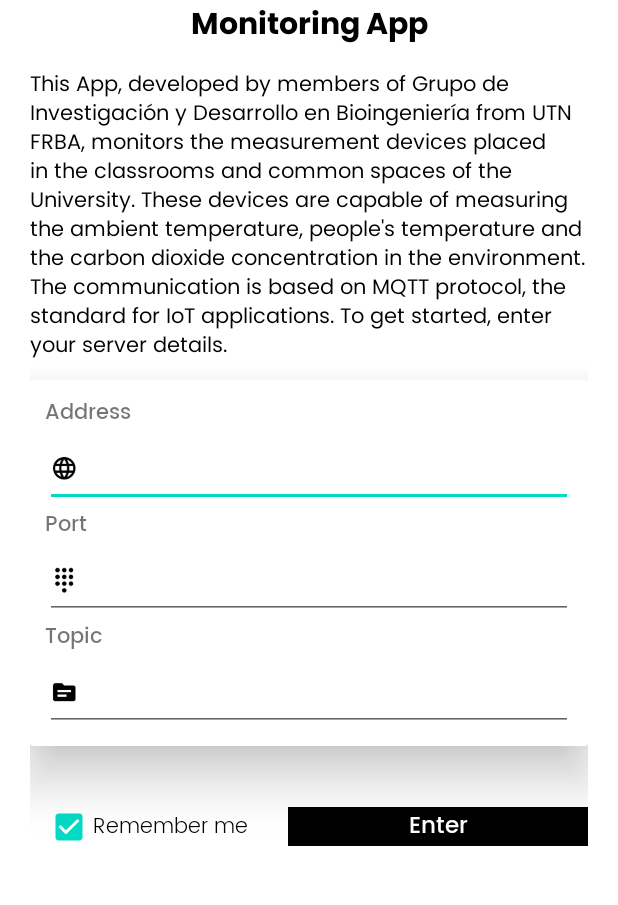
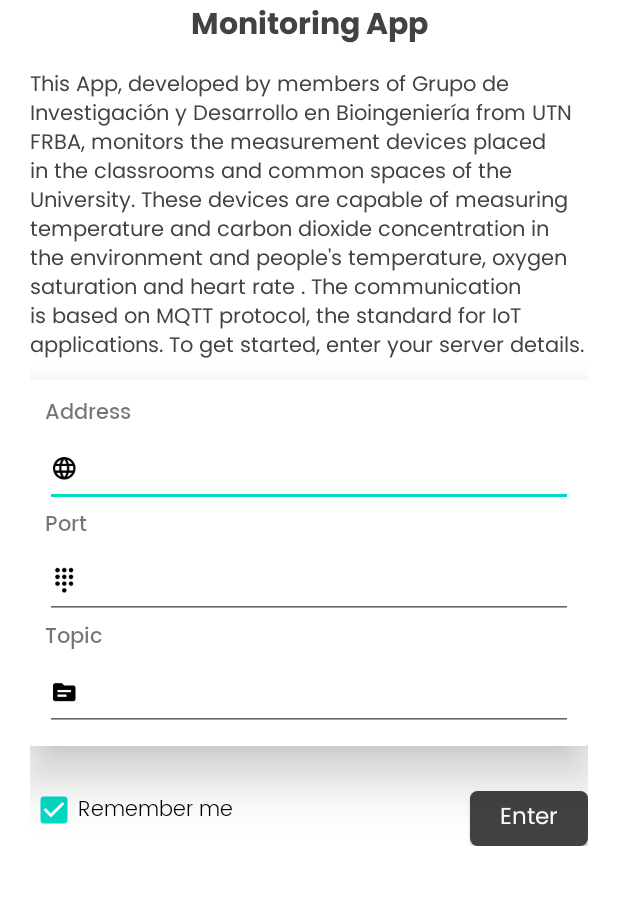
Before and after one commit to hernanrodrguez/mqtt-gibio, an Android app: the screen it shows after launch (MainActivity), on a phone screen of 412 x 824 dp, the part 300-1205 px from its top. Run offline under Robolectric (Android 15) with nearby library versions, the phone set to English and light mode, and no system bars.

Commit message:
Mas mejoras esteticas

```diff
--- a/app/src/main/res/layout/activity_init.xml
+++ b/app/src/main/res/layout/activity_init.xml
@@ -8,27 +8,32 @@
         android:layout_width="match_parent"
         android:layout_height="wrap_content"
         android:orientation="vertical">
+
         <LinearLayout
             android:orientation="horizontal"
             android:layout_width="match_parent"
             android:layout_height="200dp" >
+
             <ImageView
                 android:src="@drawable/gibio_logo"
                 android:layout_weight="3"
                 android:layout_width="0dp"
                 android:layout_height="150dp"
                 android:layout_gravity="center"/>
+
             <ImageView
                 android:src="@drawable/plus"
                 android:layout_weight="1"
                 android:layout_height="match_parent"
                 android:layout_width="0dp" />
+
             <ImageView
                 android:src="@drawable/mqtt_logo"
                 android:layout_weight="3"
                 android:layout_width="0dp"
                 android:layout_height="match_parent"
                 android:padding="10dp"/>
+
         </LinearLayout>
 
         <LinearLayout
@@ -43,7 +48,7 @@
                 android:fontFamily="@font/poppins_bold"
                 android:text="@string/lbl_init_title"
                 android:textAlignment="center"
-                android:textColor="@color/black"
+                android:textColor="@color/cardview_dark_background"
                 android:textSize="20sp" />
 
             <TextView
@@ -52,7 +57,7 @@
                 android:fontFamily="@font/poppins"
                 android:paddingVertical="10dp"
                 android:text="@string/lbl_init_desc"
-                android:textColor="@color/black" />
+                android:textColor="@color/cardview_dark_background" />
 
             <androidx.cardview.widget.CardView
                 android:layout_width="match_parent"
@@ -120,14 +125,13 @@
                 android:layout_width="match_parent"
                 android:layout_height="wrap_content"
                 android:layout_marginTop="30dp"
+                android:layout_marginBottom="30dp"
                 android:orientation="horizontal">
 
                 <CheckBox
                     android:id="@+id/cbRemember"
                     android:layout_width="wrap_content"
-                    android:layout_height="wrap_content"
-                    android:layout_marginStart="10dp"
-                    android:layout_marginEnd="5dp"
+                    android:layout_height="25dp"
                     android:checked="true"
                     android:text="@string/lbl_remember"
                     android:fontFamily="@font/poppins_light"/>
@@ -137,24 +141,32 @@
                     android:layout_height="0dp"
                     android:layout_weight="1" />
 
-                <RelativeLayout
-                    android:layout_width="200dp"
+                <androidx.cardview.widget.CardView
+                    android:layout_width="wrap_content"
                     android:layout_height="wrap_content"
-                    android:background="@color/black">
+                    android:layout_gravity="right"
+                    app:cardCornerRadius="5dp"
+                    android:layout_marginStart="10dp">
 
                     <TextView
                         android:id="@+id/btnEnter"
-                        android:layout_width="match_parent"
+                        android:layout_width="wrap_content"
                         android:layout_height="wrap_content"
-                        android:fontFamily="@font/poppins_medium"
+                        android:paddingHorizontal="20dp"
+                        android:paddingVertical="5dp"
+                        android:fontFamily="@font/poppins"
                         android:gravity="center"
                         android:text="@string/lbl_enter"
                         android:textColor="@color/white"
+                        android:background="@color/cardview_dark_background"
                         android:textSize="15sp" />
 
-                </RelativeLayout>
+                </androidx.cardview.widget.CardView>
 
             </LinearLayout>
+
         </LinearLayout>
+
     </LinearLayout>
+
 </ScrollView>
--- a/app/src/main/res/values/strings.xml
+++ b/app/src/main/res/values/strings.xml
@@ -4,7 +4,7 @@
     <string name="lbl_props">CO2 \nSPO2 \nHeart Rate \nBody Temperature \nRoom Temperature</string>
     <string name="lbl_home">Home</string>
     <string name="lbl_init_title">Monitoring App</string>
-    <string name="lbl_init_desc">This App, developed by members of Grupo de Investigación y Desarrollo en Bioingeniería from UTN FRBA, monitors the measurement devices placed in the classrooms and common spaces of the University. These devices are capable of measuring the ambient temperature, people\'s temperature and the carbon dioxide concentration in the environment. The communication is based on MQTT protocol, the standard for IoT applications. To get started, enter your server details.</string>
+    <string name="lbl_init_desc">This App, developed by members of Grupo de Investigación y Desarrollo en Bioingeniería from UTN FRBA, monitors the measurement devices placed in the classrooms and common spaces of the University. These devices are capable of measuring temperature and carbon dioxide concentration in the environment and people\'s temperature, oxygen saturation and heart rate . The communication is based on MQTT protocol, the standard for IoT applications. To get started, enter your server details.</string>
     <string name="lbl_sett_desc">These are your current server properties:</string>
     <string name="lbl_edit">Edit server</string>
     <string name="lbl_send_message">Send Message</string>
```
Also changed, not shown: app/src/main/res/layout/activity_settings.xml (+14 -20 lines), 1 other file.
